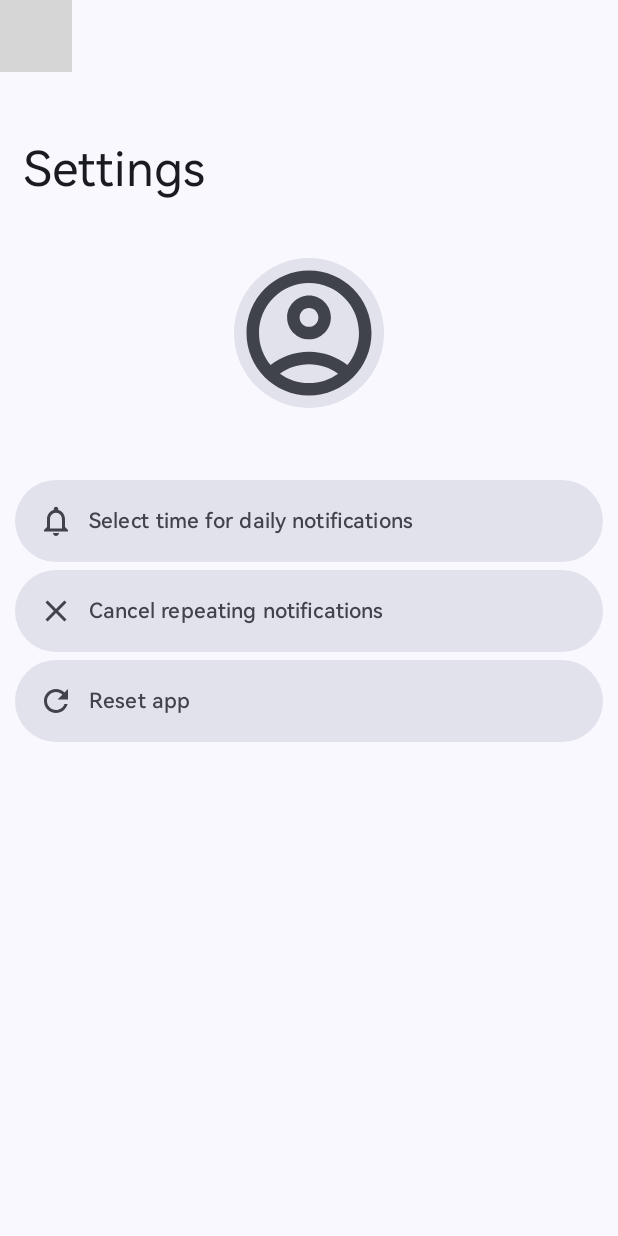
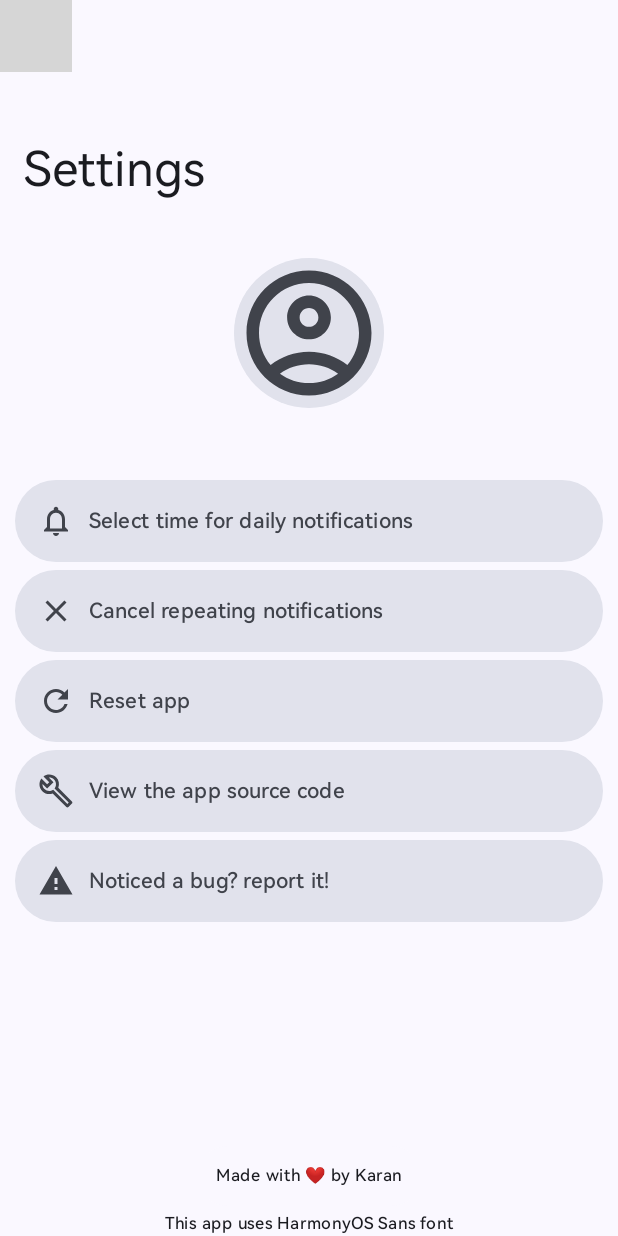
Before and after one commit to karan31q/affirmations_app, an Android app built with Jetpack Compose: the @Preview function SettingsPagePreview, on a phone screen of 412 x 824 dp. Run offline under Robolectric (Android 15) with nearby library versions, the light colour scheme and no system bars; libraries missing offline, so code that uses them is left out: com.maxkeppeker.sheets; 3 statements that could not run were skipped; grey boxes are pictures that could not be loaded.

Commit message:
add some links in settings page
* app source link
* bug report link
* add made by text that opens my portfolio site
* display a notice that font used is harmonyos sans (required by harmonyos sans license)

```diff
--- a/app/src/main/java/com/imarti/affirmations/pages/SettingsPage.kt
+++ b/app/src/main/java/com/imarti/affirmations/pages/SettingsPage.kt
@@ -3,8 +3,11 @@ package com.imarti.affirmations.pages
 import android.app.Activity
 import android.content.Context
 import androidx.compose.foundation.background
+import androidx.compose.foundation.clickable
+import androidx.compose.foundation.layout.Arrangement
 import androidx.compose.foundation.layout.Column
 import androidx.compose.foundation.layout.PaddingValues
+import androidx.compose.foundation.layout.Spacer
 import androidx.compose.foundation.layout.fillMaxWidth
 import androidx.compose.foundation.layout.padding
 import androidx.compose.foundation.layout.size
@@ -13,9 +16,11 @@ import androidx.compose.foundation.shape.CircleShape
 import androidx.compose.material.icons.Icons
 import androidx.compose.material.icons.automirrored.outlined.ArrowBack
 import androidx.compose.material.icons.outlined.AccountCircle
+import androidx.compose.material.icons.outlined.Build
 import androidx.compose.material.icons.outlined.Close
 import androidx.compose.material.icons.outlined.Notifications
 import androidx.compose.material.icons.outlined.Refresh
+import androidx.compose.material.icons.outlined.Warning
 import androidx.compose.material3.AlertDialog
 import androidx.compose.material3.ButtonColors
 import androidx.compose.material3.ExperimentalMaterial3Api
@@ -32,7 +37,6 @@ import androidx.compose.material3.Text
 import androidx.compose.material3.TextButton
 import androidx.compose.material3.TextField
 import androidx.compose.material3.TopAppBarDefaults
-import androidx.compose.material3.rememberTopAppBarState
 import androidx.compose.runtime.Composable
 import androidx.compose.runtime.getValue
 import androidx.compose.runtime.mutableStateOf
@@ -43,10 +47,11 @@ import androidx.compose.runtime.setValue
 import androidx.compose.ui.Alignment
 import androidx.compose.ui.Modifier
 import androidx.compose.ui.draw.clip
-import androidx.compose.ui.input.nestedscroll.nestedScroll
 import androidx.compose.ui.platform.LocalContext
+import androidx.compose.ui.platform.LocalUriHandler
 import androidx.compose.ui.res.stringResource
 import androidx.compose.ui.text.TextStyle
+import androidx.compose.ui.text.style.TextDecoration
 import androidx.compose.ui.tooling.preview.Preview
 import androidx.compose.ui.unit.dp
 import androidx.navigation.NavHostController
@@ -65,6 +70,7 @@ fun SettingsPage(navController: NavHostController) {
     val sharedPrefs = context.getSharedPreferences("app_prefs", Context.MODE_PRIVATE)
     // https://stackoverflow.com/questions/67401294/jetpack-compose-close-application-by-button
     val activity = (LocalContext.current as? Activity)
+    val uriHandler = LocalUriHandler.current
 
     // so it can be used with coroutines
     val emptyUserNameWarning = stringResource(R.string.empty_username_warning)
@@ -75,6 +81,9 @@ fun SettingsPage(navController: NavHostController) {
     val defaultUserName = stringResource(R.string.default_username)
     val alarmSetMessage = stringResource(R.string.reminder_set)
     val alarmCancelledMessage = stringResource(R.string.reminder_cancelled)
+    val appSourceLink = stringResource(R.string.app_source)
+    val bugReportLink = stringResource(R.string.bug_report_link)
+    val portfolioSite = stringResource(R.string.portfolio_link)
 
     var userName by rememberSaveable {
         mutableStateOf(sharedPrefs.getString("user_name", "") ?: "User")
@@ -98,12 +107,9 @@ fun SettingsPage(navController: NavHostController) {
             }
         }
     )
-    val scrollBehavior =
-        TopAppBarDefaults.exitUntilCollapsedScrollBehavior(rememberTopAppBarState())
 
     Scaffold(
         modifier = Modifier
-            .nestedScroll(scrollBehavior.nestedScrollConnection)
             .statusBarsPadding(),
         topBar = {
             LargeTopAppBar(
@@ -127,7 +133,6 @@ fun SettingsPage(navController: NavHostController) {
                         )
                     }
                 },
-                scrollBehavior = scrollBehavior
             )
         },
         snackbarHost = {
@@ -349,7 +354,89 @@ fun SettingsPage(navController: NavHostController) {
                         fontFamily = HarmonyOS_Sans
                     )
                 }
+                TextButton(
+                    colors = ButtonColors(
+                        containerColor = MaterialTheme.colorScheme.surfaceVariant,
+                        contentColor = MaterialTheme.colorScheme.onSurfaceVariant,
+                        disabledContainerColor = MaterialTheme.colorScheme.surfaceVariant,
+                        disabledContentColor = MaterialTheme.colorScheme.onSurfaceVariant
+                    ),
+                    contentPadding = PaddingValues(15.dp),
+                    onClick = {
+                        uriHandler.openUri(appSourceLink)
+                    },
+                    modifier = Modifier.padding(bottom = 5.dp)
+                ) {
+                    Icon(
+                        Icons.Outlined.Build,
+                        contentDescription = stringResource(R.string.view_source_code)
+                    )
+                    Text(
+                        text = stringResource(R.string.view_source_code),
+                        modifier = Modifier
+                            .fillMaxWidth()
+                            .padding(start = 10.dp),
+                        fontFamily = HarmonyOS_Sans
+                    )
+                }
+                TextButton(
+                    colors = ButtonColors(
+                        containerColor = MaterialTheme.colorScheme.surfaceVariant,
+                        contentColor = MaterialTheme.colorScheme.onSurfaceVariant,
+                        disabledContainerColor = MaterialTheme.colorScheme.surfaceVariant,
+                        disabledContentColor = MaterialTheme.colorScheme.onSurfaceVariant
+                    ),
+                    contentPadding = PaddingValues(15.dp),
+                    onClick = {
+                        uriHandler.openUri(bugReportLink)
+                    },
+                    modifier = Modifier.padding(bottom = 5.dp)
+                ) {
+                    Icon(
+                        Icons.Outlined.Warning,
+                        contentDescription = stringResource(R.string.bug_report_desc)
+                    )
+                    Text(
+                        text = stringResource(R.string.bug_report),
+                        modifier = Modifier
+                            .fillMaxWidth()
+                            .padding(start = 10.dp),
+                        fontFamily = HarmonyOS_Sans
+                    )
+                }
             }
+            Spacer(
+                modifier = Modifier.weight(1f)
+            )
+            Column(
+                modifier = Modifier.fillMaxWidth(),
+                verticalArrangement = Arrangement.Center,
+                horizontalAlignment = Alignment.CenterHorizontally
+            ) {
+                TextButton(
+                    colors = ButtonColors(
+                        containerColor = MaterialTheme.colorScheme.surface,
+                        contentColor = MaterialTheme.colorScheme.onSurface,
+                        disabledContainerColor = MaterialTheme.colorScheme.surfaceVariant,
+                        disabledContentColor = MaterialTheme.colorScheme.onSurfaceVariant
+                    ),
+                    onClick = {
+                        uriHandler.openUri(portfolioSite)
+                    }
+                ){
+                    Text(
+                        text = stringResource(R.string.made_by),
+                        fontFamily = HarmonyOS_Sans,
+                        style = MaterialTheme.typography.labelSmall
+                    )
+                }
+                Text(
+                    stringResource(R.string.harmonyos_sans_notice),
+                    fontFamily = HarmonyOS_Sans,
+                    style = MaterialTheme.typography.labelSmall,
+                )
+            }
+
         }
     }
 }
--- a/app/src/main/res/values/strings.xml
+++ b/app/src/main/res/values/strings.xml
@@ -41,4 +41,12 @@
     <string name="fill_in_req">Please fill in both of the requirements!</string>
     <string name="skip">Skip</string>
     <string name="set_username">Set username</string>
+    <string name="made_by">Made with ❤️ by Karan</string>
+    <string name="portfolio_link">https://imarti.dev</string>
+    <string name="bug_report_desc">Bug report</string>
+    <string name="bug_report">Noticed a bug? report it!</string>
+    <string name="bug_report_link">https://github.com/karan31q/affirmations_app/issues</string>
+    <string name="view_source_code">View the app source code</string>
+    <string name="app_source">https://github.com/karan31q/affirmations_app</string>
+    <string name="harmonyos_sans_notice">This app uses HarmonyOS Sans font</string>
 </resources>
```
